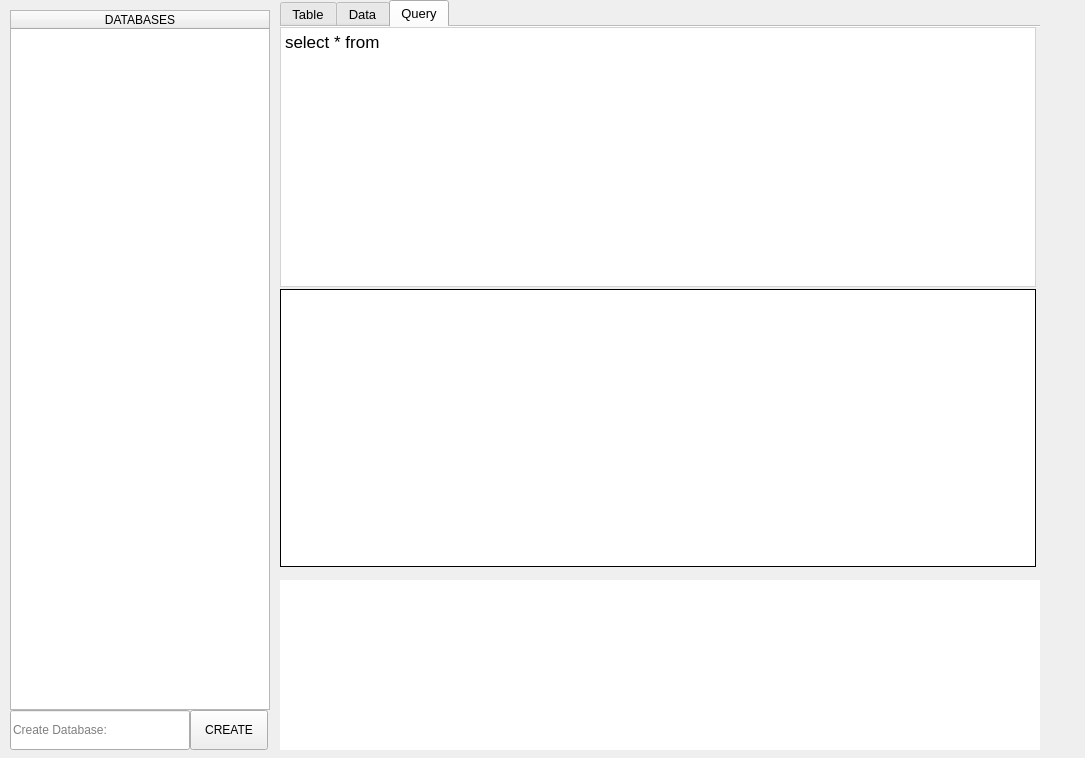
Old version of the form Lib/UI/LAYOUT/MainWindow.ui in the repository fer-moreira/MYQT.
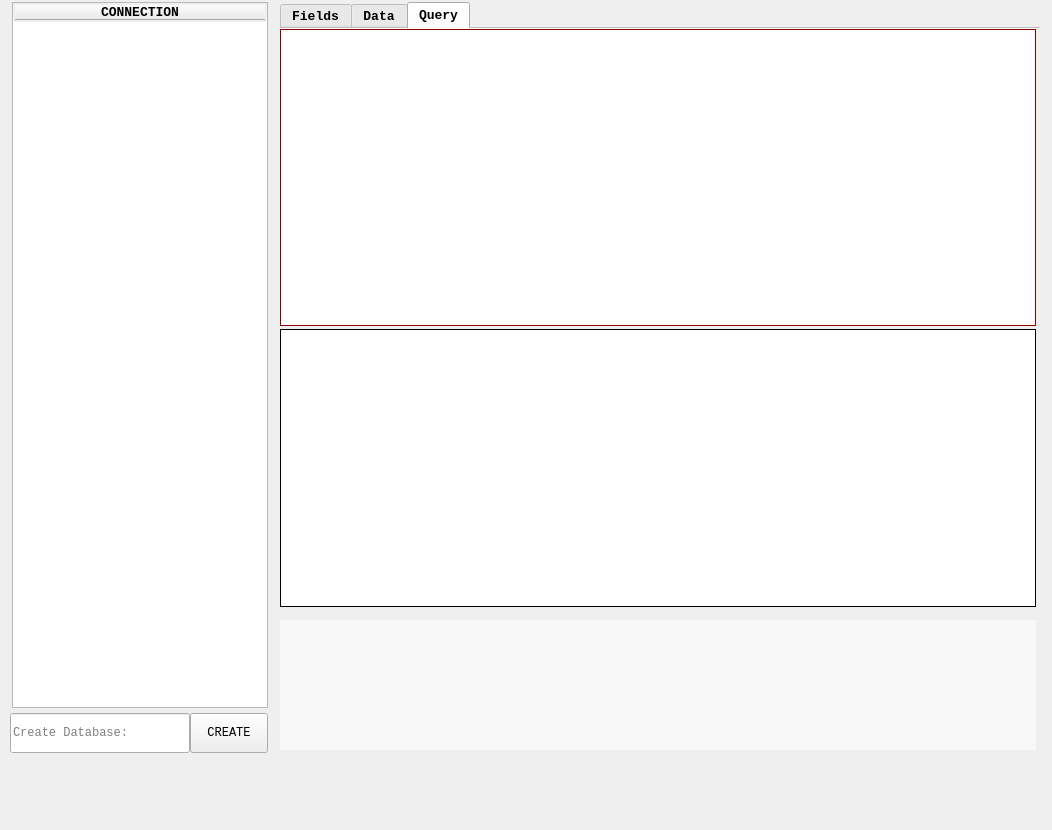
New version of the form. The open tabs and pages were chosen to show the change.

Diff of the .ui file:
```diff
--- a/Lib/UI/LAYOUT/MainWindow.ui
+++ b/Lib/UI/LAYOUT/MainWindow.ui
@@ -9,8 +9,8 @@
    <rect>
     <x>0</x>
     <y>0</y>
-    <width>1085</width>
-    <height>758</height>
+    <width>1052</width>
+    <height>830</height>
    </rect>
   </property>
   <property name="windowTitle">
@@ -48,16 +48,20 @@
     <property name="geometry">
      <rect>
       <x>280</x>
-      <y>0</y>
+      <y>2</y>
       <width>760</width>
-      <height>570</height>
+      <height>610</height>
      </rect>
     </property>
     <property name="font">
      <font>
+      <family>Consolas</family>
       <pointsize>10</pointsize>
-      <weight>50</weight>
-      <bold>false</bold>
+      <weight>75</weight>
+      <italic>false</italic>
+      <bold>true</bold>
+      <underline>false</underline>
+      <strikeout>false</strikeout>
      </font>
     </property>
     <property name="layoutDirection">
@@ -75,6 +79,12 @@
     <property name="currentIndex">
      <number>0</number>
     </property>
+    <property name="iconSize">
+     <size>
+      <width>24</width>
+      <height>24</height>
+     </size>
+    </property>
     <property name="elideMode">
      <enum>Qt::ElideNone</enum>
     </property>
@@ -92,7 +102,7 @@
     </property>
     <widget class="QWidget" name="_desc">
      <attribute name="title">
-      <string>Table</string>
+      <string>Fields</string>
      </attribute>
      <widget class="QTableWidget" name="desc_result">
       <property name="geometry">
@@ -230,7 +240,7 @@
       <property name="geometry">
        <rect>
         <x>0</x>
-        <y>262</y>
+        <y>300</y>
         <width>756</width>
         <height>278</height>
        </rect>
@@ -290,11 +300,12 @@
         <x>0</x>
         <y>0</y>
         <width>756</width>
-        <height>260</height>
+        <height>297</height>
        </rect>
       </property>
       <property name="font">
        <font>
+        <family>Consolas</family>
         <pointsize>13</pointsize>
         <stylestrategy>PreferAntialias</stylestrategy>
         <kerning>false</kerning>
@@ -310,7 +321,7 @@
        <bool>false</bool>
       </property>
       <property name="styleSheet">
-       <string notr="true">border: 1 solid lightgray;</string>
+       <string notr="true">border:1 solid darkred;</string>
       </property>
       <property name="inputMethodHints">
        <set>Qt::ImhDate|Qt::ImhDialableCharactersOnly|Qt::ImhDigitsOnly|Qt::ImhEmailCharactersOnly|Qt::ImhExclusiveInputMask|Qt::ImhFormattedNumbersOnly|Qt::ImhHiddenText|Qt::ImhLatinOnly|Qt::ImhLowercaseOnly|Qt::ImhMultiLine|Qt::ImhNoAutoUppercase|Qt::ImhNoEditMenu|Qt::ImhNoPredictiveText|Qt::ImhNoTextHandles|Qt::ImhPreferLatin|Qt::ImhPreferLowercase|Qt::ImhPreferNumbers|Qt::ImhPreferUppercase|Qt::ImhSensitiveData|Qt::ImhTime|Qt::ImhUppercaseOnly|Qt::ImhUrlCharactersOnly</set>
@@ -328,7 +339,7 @@
        <number>0</number>
       </property>
       <property name="plainText">
-       <string notr="true">select * from </string>
+       <string notr="true"/>
       </property>
      </widget>
     </widget>
@@ -337,13 +348,14 @@
     <property name="geometry">
      <rect>
       <x>280</x>
-      <y>580</y>
-      <width>760</width>
-      <height>170</height>
+      <y>620</y>
+      <width>756</width>
+      <height>130</height>
      </rect>
     </property>
     <property name="font">
      <font>
+      <family>Consolas</family>
       <pointsize>10</pointsize>
       <weight>50</weight>
       <italic>false</italic>
@@ -356,6 +368,9 @@
     <property name="toolTip">
      <string>&lt;html&gt;&lt;head/&gt;&lt;body&gt;&lt;p&gt;&lt;span style=&quot; font-weight:600;&quot;&gt;CONSOLE&lt;/span&gt;&lt;/p&gt;&lt;/body&gt;&lt;/html&gt;</string>
     </property>
+    <property name="styleSheet">
+     <string notr="true">background-color:rgb(248,248,248)</string>
+    </property>
     <property name="frameShape">
      <enum>QFrame::NoFrame</enum>
     </property>
@@ -397,17 +412,25 @@
     <property name="geometry">
      <rect>
       <x>10</x>
-      <y>10</y>
+      <y>0</y>
       <width>260</width>
-      <height>700</height>
+      <height>710</height>
      </rect>
     </property>
+    <property name="font">
+     <font>
+      <family>Consolas</family>
+     </font>
+    </property>
     <property name="toolTip">
      <string>&lt;html&gt;&lt;head/&gt;&lt;body&gt;&lt;p&gt;&lt;span style=&quot; font-size:10pt; font-weight:600;&quot;&gt;DATABASES AND TABLES&lt;/span&gt;&lt;/p&gt;&lt;/body&gt;&lt;/html&gt;</string>
     </property>
     <property name="autoFillBackground">
      <bool>false</bool>
     </property>
+    <property name="styleSheet">
+     <string notr="true">margin:2</string>
+    </property>
     <property name="verticalScrollBarPolicy">
      <enum>Qt::ScrollBarAsNeeded</enum>
     </property>
@@ -419,7 +442,14 @@
     </property>
     <column>
      <property name="text">
-      <string>DATABASES</string>
+      <string>CONNECTION</string>
+     </property>
+     <property name="font">
+      <font>
+       <pointsize>10</pointsize>
+       <weight>75</weight>
+       <bold>true</bold>
+      </font>
      </property>
      <property name="textAlignment">
       <set>AlignCenter</set>
@@ -430,11 +460,16 @@
     <property name="geometry">
      <rect>
       <x>190</x>
-      <y>710</y>
+      <y>713</y>
       <width>78</width>
       <height>40</height>
      </rect>
     </property>
+    <property name="font">
+     <font>
+      <family>Consolas</family>
+     </font>
+    </property>
     <property name="text">
      <string>CREATE</string>
     </property>
@@ -443,11 +478,16 @@
     <property name="geometry">
      <rect>
       <x>10</x>
-      <y>710</y>
+      <y>713</y>
       <width>180</width>
       <height>40</height>
      </rect>
     </property>
+    <property name="font">
+     <font>
+      <family>Consolas</family>
+     </font>
+    </property>
     <property name="placeholderText">
      <string>Create Database:</string>
     </property>
```
Left out of the diff: 6 changed lines with no effect on the pictures.
